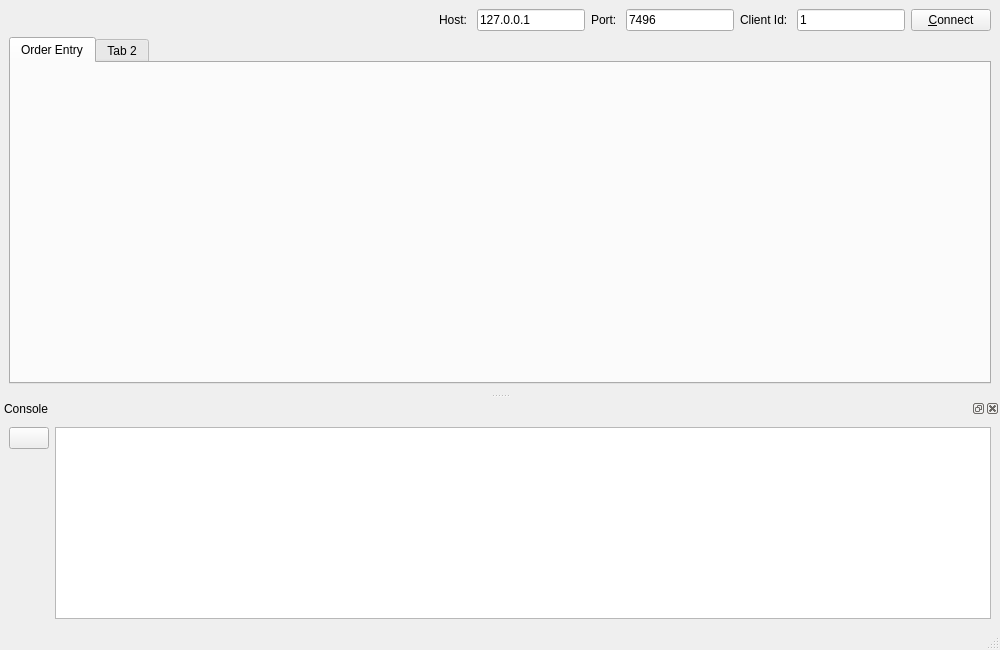
Old version of the form src/main/ui/main_window.ui in the repository InfiniteHelios/auto-order-TWS-api-demo-app.
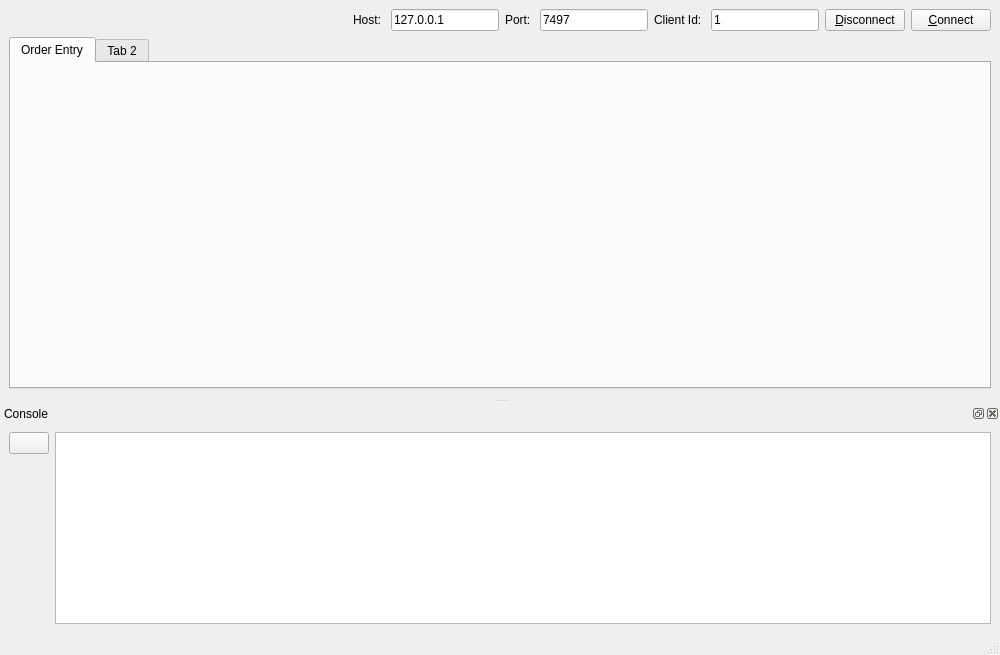
New version of the form. Icons and pictures are not drawn. Custom widgets are drawn as their Qt base class.

Diff of the .ui file:
```diff
--- a/src/main/ui/main_window.ui
+++ b/src/main/ui/main_window.ui
@@ -7,7 +7,7 @@
     <x>0</x>
     <y>0</y>
     <width>1000</width>
-    <height>650</height>
+    <height>655</height>
    </rect>
   </property>
   <property name="windowTitle">
@@ -17,6 +17,12 @@
    <string notr="true">font: 10pt &quot;Arial&quot;;</string>
   </property>
   <widget class="QWidget" name="centralwidget">
+   <property name="sizePolicy">
+    <sizepolicy hsizetype="Expanding" vsizetype="Expanding">
+     <horstretch>0</horstretch>
+     <verstretch>0</verstretch>
+    </sizepolicy>
+   </property>
    <layout class="QVBoxLayout" name="verticalLayout">
     <item>
      <layout class="QHBoxLayout" name="loginLayout">
@@ -69,7 +75,7 @@
          </sizepolicy>
         </property>
         <property name="text">
-         <string>7496</string>
+         <string>7497</string>
         </property>
        </widget>
       </item>
@@ -93,6 +99,13 @@
         </property>
        </widget>
       </item>
+      <item>
+       <widget class="QPushButton" name="btnDisconnect">
+        <property name="text">
+         <string>&amp;Disconnect</string>
+        </property>
+       </widget>
+      </item>
       <item>
        <widget class="QPushButton" name="btnConnect">
         <property name="text">
@@ -107,7 +120,7 @@
       <property name="currentIndex">
        <number>0</number>
       </property>
-      <widget class="OrderEntry" name="tabOrderEntry">
+      <widget class="OrderTab" name="tabOrder">
        <attribute name="title">
         <string>Order Entry</string>
        </attribute>
@@ -133,6 +146,12 @@
   </widget>
   <widget class="QStatusBar" name="statusbar"/>
   <widget class="QDockWidget" name="dockWidget">
+   <property name="sizePolicy">
+    <sizepolicy hsizetype="Minimum" vsizetype="Minimum">
+     <horstretch>0</horstretch>
+     <verstretch>0</verstretch>
+    </sizepolicy>
+   </property>
    <property name="windowTitle">
     <string>Console</string>
    </property>
@@ -181,9 +200,9 @@
  </widget>
  <customwidgets>
   <customwidget>
-   <class>OrderEntry</class>
+   <class>OrderTab</class>
    <extends>QWidget</extends>
-   <header location="global">/order_entry.h</header>
+   <header location="global">/order_tab.h</header>
    <container>1</container>
   </customwidget>
  </customwidgets>
```
